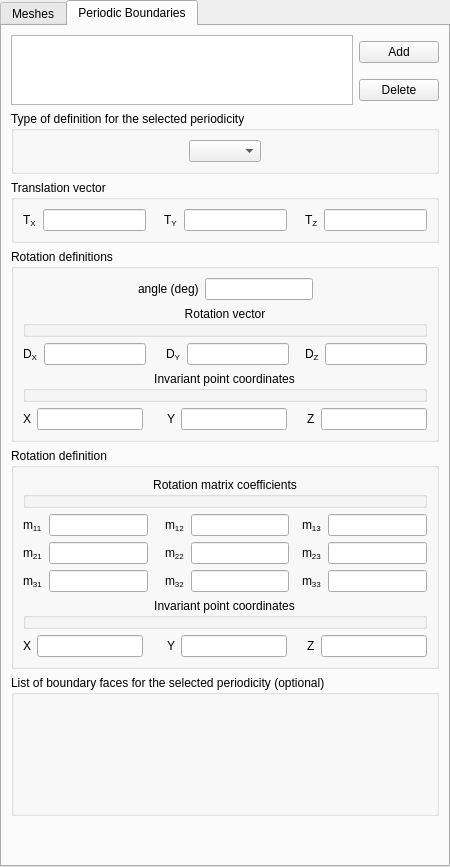
The window that gui/Pages/SolutionDomainForm.ui (code-saturne/code_saturne) describes before a commit, drawn with Qt 5.
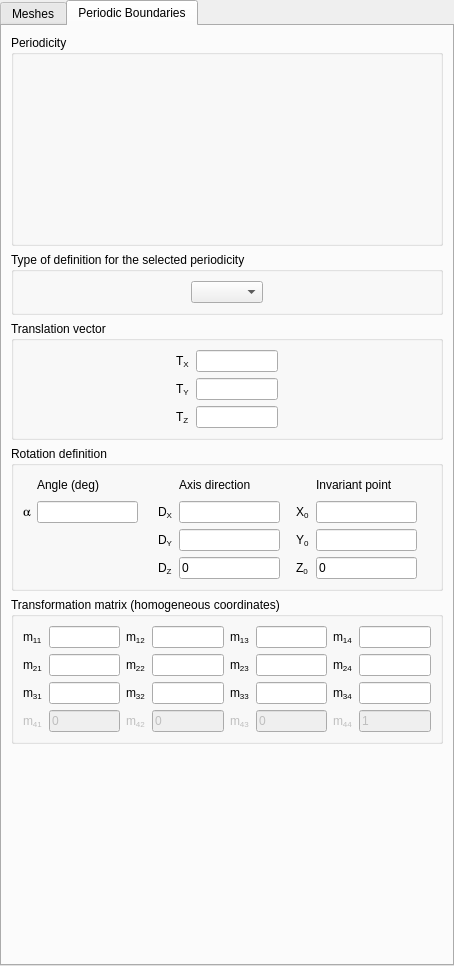
The same window after the commit. The open tabs and pages were chosen to show the change. Custom widgets are drawn as their Qt base class.

Commit message: Switch the joining and periodicity support from the runcase script to the XML reader when using the graphical interface. Remove rarely used interior faces selection for mesh checking. Missing feature is the joining and periodicity support when checking the mesh quality.

Diff of the .ui file:
```diff
--- a/gui/Pages/SolutionDomainForm.ui
+++ b/gui/Pages/SolutionDomainForm.ui
@@ -5,8 +5,8 @@
    <rect>
     <x>0</x>
     <y>0</y>
-    <width>450</width>
-    <height>867</height>
+    <width>454</width>
+    <height>966</height>
    </rect>
   </property>
   <property name="sizePolicy" >
@@ -384,35 +384,63 @@
       </attribute>
       <layout class="QGridLayout" >
        <item row="0" column="0" >
-        <layout class="QGridLayout" >
-         <item rowspan="2" row="0" column="0" >
-          <widget class="QTreeView" name="treeViewPeriod" >
-           <property name="alternatingRowColors" >
-            <bool>true</bool>
-           </property>
-           <property name="indentation" >
-            <number>0</number>
-           </property>
-           <property name="rootIsDecorated" >
-            <bool>false</bool>
-           </property>
-          </widget>
-         </item>
-         <item row="0" column="1" >
-          <widget class="QPushButton" name="pushButtonAddPeriod" >
-           <property name="text" >
-            <string>Add</string>
-           </property>
-          </widget>
-         </item>
-         <item row="1" column="1" >
-          <widget class="QPushButton" name="pushButtonDeletePeriod" >
-           <property name="text" >
-            <string>Delete</string>
-           </property>
-          </widget>
-         </item>
-        </layout>
+        <widget class="QGroupBox" name="groupBoxPerio" >
+         <property name="toolTip" >
+          <string>Define periodic faces (conforming or not);\nperiodic faces become interior faces.</string>
+         </property>
+         <property name="title" >
+          <string>Periodicity</string>
+         </property>
+         <property name="checkable" >
+          <bool>false</bool>
+         </property>
+         <layout class="QGridLayout" >
+          <item row="0" column="0" >
+           <widget class="QFrame" name="framePerio" >
+            <property name="frameShape" >
+             <enum>QFrame::NoFrame</enum>
+            </property>
+            <property name="frameShadow" >
+             <enum>QFrame::Raised</enum>
+            </property>
+            <layout class="QGridLayout" >
+             <property name="margin" >
+              <number>0</number>
+             </property>
+             <property name="spacing" >
+              <number>6</number>
+             </property>
+             <item row="0" column="0" >
+              <layout class="QHBoxLayout" >
+               <item>
+                <widget class="FacesSelectionView" native="1" name="widgetFacesPerio" >
+                 <property name="sizePolicy" >
+                  <sizepolicy vsizetype="Expanding" hsizetype="Expanding" >
+                   <horstretch>0</horstretch>
+                   <verstretch>0</verstretch>
+                  </sizepolicy>
+                 </property>
+                 <property name="minimumSize" >
+                  <size>
+                   <width>350</width>
+                   <height>150</height>
+                  </size>
+                 </property>
+                 <property name="maximumSize" >
+                  <size>
+                   <width>16777215</width>
+                   <height>200</height>
+                  </size>
+                 </property>
+                </widget>
+               </item>
+              </layout>
+             </item>
+            </layout>
+           </widget>
+          </item>
+         </layout>
+        </widget>
        </item>
        <item row="1" column="0" >
         <widget class="QGroupBox" name="groupBoxMode" >
@@ -469,89 +497,163 @@
          </property>
          <layout class="QGridLayout" >
           <item row="0" column="0" >
-           <layout class="QHBoxLayout" >
-            <item>
-             <widget class="QLabel" name="labelTX" >
-              <property name="text" >
-               <string>T&lt;sub>X&lt;/sub></string>
-              </property>
-             </widget>
-            </item>
-            <item>
-             <widget class="QLineEdit" name="lineEditTX" >
-              <property name="toolTip" >
-               <string>Code_Saturne key word: -trans</string>
-              </property>
-             </widget>
-            </item>
-            <item>
-             <spacer>
-              <property name="orientation" >
-               <enum>Qt::Horizontal</enum>
-              </property>
-              <property name="sizeHint" stdset="0" >
-               <size>
-                <width>16</width>
-                <height>20</height>
-               </size>
-              </property>
-             </spacer>
-            </item>
-            <item>
-             <widget class="QLabel" name="labelTY" >
-              <property name="text" >
-               <string>T&lt;sub>Y&lt;/sub></string>
-              </property>
-             </widget>
-            </item>
-            <item>
-             <widget class="QLineEdit" name="lineEditTY" >
-              <property name="toolTip" >
-               <string/>
-              </property>
-             </widget>
-            </item>
-            <item>
-             <spacer>
-              <property name="orientation" >
-               <enum>Qt::Horizontal</enum>
-              </property>
-              <property name="sizeHint" stdset="0" >
-               <size>
-                <width>16</width>
-                <height>16</height>
-               </size>
-              </property>
-             </spacer>
-            </item>
-            <item>
-             <widget class="QLabel" name="labelTZ" >
-              <property name="text" >
-               <string>T&lt;sub>Z&lt;/sub></string>
-              </property>
-             </widget>
-            </item>
-            <item>
-             <widget class="QLineEdit" name="lineEditTZ" >
-              <property name="toolTip" >
-               <string/>
-              </property>
-             </widget>
-            </item>
-           </layout>
+           <spacer>
+            <property name="orientation" >
+             <enum>Qt::Horizontal</enum>
+            </property>
+            <property name="sizeHint" stdset="0" >
+             <size>
+              <width>180</width>
+              <height>20</height>
+             </size>
+            </property>
+           </spacer>
+          </item>
+          <item row="0" column="1" >
+           <widget class="QLabel" name="labelTX" >
+            <property name="text" >
+             <string>T&lt;sub>X&lt;/sub></string>
+            </property>
+           </widget>
+          </item>
+          <item row="0" column="2" >
+           <widget class="QLineEdit" name="lineEditTX" >
+            <property name="sizePolicy" >
+             <sizepolicy vsizetype="Fixed" hsizetype="Expanding" >
+              <horstretch>0</horstretch>
+              <verstretch>0</verstretch>
+             </sizepolicy>
+            </property>
+            <property name="minimumSize" >
+             <size>
+              <width>20</width>
+              <height>0</height>
+             </size>
+            </property>
+            <property name="baseSize" >
+             <size>
+              <width>0</width>
+              <height>0</height>
+             </size>
+            </property>
+           </widget>
+          </item>
+          <item row="0" column="3" >
+           <spacer>
+            <property name="orientation" >
+             <enum>Qt::Horizontal</enum>
+            </property>
+            <property name="sizeHint" stdset="0" >
+             <size>
+              <width>180</width>
+              <height>20</height>
+             </size>
+            </property>
+           </spacer>
+          </item>
+          <item row="1" column="0" >
+           <spacer>
+            <property name="orientation" >
+             <enum>Qt::Horizontal</enum>
+            </property>
+            <property name="sizeHint" stdset="0" >
+             <size>
+              <width>180</width>
+              <height>20</height>
+             </size>
+            </property>
+           </spacer>
+          </item>
+          <item row="1" column="1" >
+           <widget class="QLabel" name="labelTY" >
+            <property name="text" >
+             <string>T&lt;sub>Y&lt;/sub></string>
+            </property>
+           </widget>
+          </item>
+          <item row="1" column="2" >
+           <widget class="QLineEdit" name="lineEditTY" >
+            <property name="minimumSize" >
+             <size>
+              <width>20</width>
+              <height>0</height>
+             </size>
+            </property>
+           </widget>
+          </item>
+          <item row="1" column="3" >
+           <spacer>
+            <property name="orientation" >
+             <enum>Qt::Horizontal</enum>
+            </property>
+            <property name="sizeHint" stdset="0" >
+             <size>
+              <width>180</width>
+              <height>20</height>
+             </size>
+            </property>
+           </spacer>
+          </item>
+          <item row="2" column="0" >
+           <spacer>
+            <property name="orientation" >
+             <enum>Qt::Horizontal</enum>
+            </property>
+            <property name="sizeHint" stdset="0" >
+             <size>
+              <width>180</width>
+              <height>20</height>
+             </size>
+            </property>
+           </spacer>
+          </item>
+          <item row="2" column="1" >
+           <widget class="QLabel" name="labelTZ" >
+            <property name="text" >
+             <string>T&lt;sub>Z&lt;/sub></string>
+            </property>
+           </widget>
+          </item>
+          <item row="2" column="2" >
+           <widget class="QLineEdit" name="lineEditTZ" >
+            <property name="minimumSize" >
+             <size>
+              <width>20</width>
+              <height>0</height>
+             </size>
+            </property>
+           </widget>
+          </item>
+          <item row="2" column="3" >
+           <spacer>
+            <property name="orientation" >
+             <enum>Qt::Horizontal</enum>
+            </property>
+            <property name="sizeHint" stdset="0" >
+             <size>
+              <width>180</width>
+              <height>20</height>
+             </size>
+            </property>
+           </spacer>
           </item>
          </layout>
         </widget>
        </item>
        <item row="3" column="0" >
-        <widget class="QGroupBox" name="groupBoxRotation1" >
+        <widget class="QGroupBox" name="groupBoxRotation" >
+         <property name="toolTip" >
+          <string>Rotation defined by angle in degrees,
+an axis vector (does not need to be normalized),
+and coordinates of an invariant point.</string>
+         </property>
          <property name="title" >
-          <string>Rotation definitions</string>
+          <string>Rotation definition</string>
          </property>
-         <layout class="QVBoxLayout" >
-          <item>
-           <layout class="QHBoxLayout" >
-            <item>
+         <layout class="QGridLayout" name="gridLayout" >
+          <item row="0" column="0" >
+           <layout class="QGridLayout" name="_2" >
+            <item row="0" column="2" >
              <spacer>
               <property name="orientation" >
                <enum>Qt::Horizontal</enum>
@@ -564,21 +666,7 @@
               </property>
              </spacer>
             </item>
-            <item>
-             <layout class="QGridLayout" >
-              <item row="0" column="0" >
-               <widget class="QLabel" name="labelAngle" >
-                <property name="text" >
-                 <string>angle (deg)</string>
-                </property>
-               </widget>
-              </item>
-              <item row="0" column="1" >
-               <widget class="QLineEdit" name="lineEditAngle" />
-              </item>
-             </layout>
-            </item>
-            <item>
+            <item row="0" column="5" >
              <spacer>
               <property name="orientation" >
                <enum>Qt::Horizontal</enum>
@@ -586,29 +674,53 @@
               <property name="sizeHint" stdset="0" >
                <size>
                 <width>16</width>
-                <height>21</height>
+                <height>16</height>
                </size>
               </property>
              </spacer>
             </item>
-           </layout>
-          </item>
-          <item>
-           <widget class="QGroupBox" name="groupBox_2" >
-            <property name="title" >
-             <string>Rotation vector</string>
-            </property>
-            <property name="alignment" >
-             <set>Qt::AlignHCenter</set>
-            </property>
-            <property name="flat" >
-             <bool>true</bool>
-            </property>
-           </widget>
-          </item>
-          <item>
-           <layout class="QHBoxLayout" >
-            <item>
+            <item row="0" column="8" >
+             <spacer>
+              <property name="orientation" >
+               <enum>Qt::Horizontal</enum>
+              </property>
+              <property name="sizeHint" stdset="0" >
+               <size>
+                <width>20</width>
+                <height>20</height>
+               </size>
+              </property>
+             </spacer>
+            </item>
+            <item row="1" column="0" >
+             <widget class="QLabel" name="labelAngle" >
+              <property name="font" >
+               <font>
+                <family>Standard Symbols L</family>
+               </font>
+              </property>
+              <property name="text" >
+               <string>a</string>
+              </property>
+             </widget>
+            </item>
+            <item row="1" column="1" >
+             <widget class="QLineEdit" name="lineEditAngle" />
+            </item>
+            <item row="1" column="2" >
+             <spacer>
+              <property name="orientation" >
+               <enum>Qt::Horizontal</enum>
+              </property>
+              <property name="sizeHint" stdset="0" >
+               <size>
+                <width>20</width>
+                <height>20</height>
+               </size>
+              </property>
+             </spacer>
+            </item>
+            <item row="1" column="3" >
              <widget class="QLabel" name="labelDX" >
               <property name="toolTip" >
                <string>Preprocessor option: -trans</string>
@@ -618,14 +730,33 @@
               </property>
              </widget>
             </item>
-            <item>
-             <widget class="QLineEdit" name="lineEditDX" >
-              <property name="toolTip" >
-               <string/>
+            <item row="1" column="4" >
+             <widget class="QLineEdit" name="lineEditDX" />
+            </item>
+            <item row="1" column="5" >
+             <spacer>
+              <property name="orientation" >
+               <enum>Qt::Horizontal</enum>
+              </property>
+              <property name="sizeHint" stdset="0" >
+               <size>
+                <width>16</width>
+                <height>16</height>
+               </size>
+              </property>
+             </spacer>
+            </item>
+            <item row="1" column="6" >
+             <widget class="QLabel" name="labelX1" >
+              <property name="text" >
+               <string>X&lt;sub>0&lt;/sub></string>
               </property>
              </widget>
             </item>
-            <item>
+            <item row="1" column="7" >
+             <widget class="QLineEdit" name="lineEditX1" />
+            </item>
+            <item row="1" column="8" >
              <spacer>
               <property name="orientation" >
                <enum>Qt::Horizontal</enum>
@@ -638,7 +769,20 @@
               </property>
              </spacer>
             </item>
-            <item>
+            <item row="2" column="2" >
+             <spacer>
+              <property name="orientation" >
+               <enum>Qt::Horizontal</enum>
+              </property>
+              <property name="sizeHint" stdset="0" >
+               <size>
+                <width>20</width>
+                <height>20</height>
+               </size>
+              </property>
+             </spacer>
+            </item>
+            <item row="2" column="3" >
              <widget class="QLabel" name="labelDY" >
               <property name="toolTip" >
                <string>Preprocessor option: -trans</string>
@@ -648,10 +792,10 @@
               </property>
              </widget>
             </item>
-            <item>
+            <item row="2" column="4" >
              <widget class="QLineEdit" name="lineEditDY" />
             </item>
-            <item>
+            <item row="2" column="5" >
              <spacer>
               <property name="orientation" >
                <enum>Qt::Horizontal</enum>
@@ -659,75 +803,68 @@
               <property name="sizeHint" stdset="0" >
                <size>
                 <width>16</width>
-                <height>21</height>
+                <height>16</height>
                </size>
               </property>
              </spacer>
             </item>
-            <item>
-             <widget class="QLabel" name="labelDZ" >
-              <property name="toolTip" >
-               <string>Preprocessor option: -trans</string>
-              </property>
-              <property name="text" >
-               <string>D&lt;sub>Z&lt;/sub></string>
-              </property>
-             </widget>
-            </item>
-            <item>
-             <widget class="QLineEdit" name="lineEditDZ" />
-            </item>
-           </layout>
-          </item>
-          <item>
-           <widget class="QGroupBox" name="groupBox_3" >
-            <property name="title" >
-             <string>Invariant point coordinates</string>
-            </property>
-            <property name="alignment" >
-             <set>Qt::AlignHCenter</set>
-            </property>
-            <property name="flat" >
-             <bool>true</bool>
-            </property>
-           </widget>
-          </item>
-          <item>
-           <layout class="QHBoxLayout" >
-            <item>
-             <widget class="QLabel" name="labelX1" >
-              <property name="text" >
-               <string>X</string>
-              </property>
-             </widget>
-            </item>
-            <item>
-             <widget class="QLineEdit" name="lineEditX1" />
-            </item>
-            <item>
-             <spacer>
-              <property name="orientation" >
-               <enum>Qt::Horizontal</enum>
-              </property>
-              <property name="sizeHint" stdset="0" >
-               <size>
-                <width>20</width>
-                <height>20</height>
-               </size>
-              </property>
-             </spacer>
-            </item>
-            <item>
+            <item row="2" column="6" >
              <widget class="QLabel" name="labelY1" >
               <property name="text" >
-               <string>Y</string>
+               <string>Y&lt;sub>0&lt;/sub></string>
               </property>
              </widget>
             </item>
-            <item>
+            <item row="2" column="7" >
              <widget class="QLineEdit" name="lineEditY1" />
             </item>
-            <item>
+            <item row="2" column="8" >
+             <spacer>
+              <property name="orientation" >
+               <enum>Qt::Horizontal</enum>
+              </property>
+              <property name="sizeHint" stdset="0" >
+               <size>
+                <width>20</width>
+                <height>20</height>
+               </size>
+              </property>
+             </spacer>
+            </item>
+            <item row="3" column="2" >
+             <spacer>
+              <property name="orientation" >
+               <enum>Qt::Horizontal</enum>
+              </property>
+              <property name="sizeHint" stdset="0" >
+               <size>
+                <width>20</width>
+                <height>20</height>
+               </size>
+              </property>
+             </spacer>
+            </item>
+            <item row="3" column="3" >
+             <widget class="QLabel" name="labelDZ" >
+              <property name="enabled" >
+               <bool>true</bool>
+              </property>
+              <property name="text" >
+               <string>D&lt;sub>Z&lt;/sub></string>
+              </property>
+             </widget>
+            </item>
+            <item row="3" column="4" >
+             <widget class="QLineEdit" name="lineEditDZ" >
+              <property name="enabled" >
+               <bool>true</bool>
+              </property>
+              <property name="text" >
+               <string>0</string>
+              </property>
+             </widget>
+            </item>
+            <item row="3" column="5" >
              <spacer>
               <property name="orientation" >
                <enum>Qt::Horizontal</enum>
@@ -740,15 +877,69 @@
               </property>
              </spacer>
             </item>
-            <item>
+            <item row="3" column="6" >
              <widget class="QLabel" name="labelZ1" >
+              <property name="enabled" >
+               <bool>true</bool>
+              </property>
               <property name="text" >
-               <string>Z</string>
+               <string>Z&lt;sub>0&lt;/sub></string>
               </property>
              </widget>
             </item>
-            <item>
-             <widget class="QLineEdit" name="lineEditZ1" />
+            <item row="3" column="7" >
+             <widget class="QLineEdit" name="lineEditZ1" >
+              <property name="enabled" >
+               <bool>true</bool>
+              </property>
+              <property name="text" >
+               <string>0</string>
+              </property>
+             </widget>
+            </item>
+            <item row="3" column="8" >
+             <spacer>
+              <property name="orientation" >
+               <enum>Qt::Horizontal</enum>
+              </property>
+              <property name="sizeHint" stdset="0" >
+               <size>
+                <width>20</width>
+                <height>20</height>
+               </size>
+              </property>
+             </spacer>
+            </item>
+            <item row="0" column="1" >
+             <widget class="QLabel" name="label" >
+              <property name="toolTip" >
+               <string>Angle of rotation, in degrees</string>
+              </property>
+              <property name="text" >
+               <string>Angle (deg)</string>
+              </property>
+             </widget>
+            </item>
+            <item row="0" column="4" >
+             <widget class="QLabel" name="label_2" >
+              <property name="toolTip" >
+               <string>Vector defining the axis direction
+(does not need to be normalized)</string>
+              </property>
+              <property name="text" >
+               <string>Axis direction</string>
+              </property>
+             </widget>
+            </item>
+            <item row="0" column="7" >
+             <widget class="QLabel" name="label_3" >
+              <property name="toolTip" >
+               <string>Coordinates of invariant point</string>
+              </property>
+              <property name="text" >
+               <string>Invariant point</string>
+              </property>
+             </widget>
             </item>
            </layout>
           </item>
@@ -756,24 +947,16 @@
         </widget>
        </item>
        <item row="4" column="0" >
-        <widget class="QGroupBox" name="groupBoxRotation2" >
+        <widget class="QGroupBox" name="groupBoxMixed" >
+         <property name="toolTip" >
+          <string>The first 3x3 block corresponds to rotation, and the last column to translation.
+Any combination of rotations and translations may be expressed using
+(non-commutative) matrix products.</string>
+         </property>
          <property name="title" >
-          <string>Rotation definition</string>
+          <string>Transformation matrix (homogeneous coordinates)</string>
          </property>
          <layout class="QVBoxLayout" >
-          <item>
-           <widget class="QGroupBox" name="groupBox_4" >
-            <property name="title" >
-             <string>Rotation matrix coefficients</string>
-            </property>
-            <property name="alignment" >
-             <set>Qt::AlignHCenter</set>
-            </property>
-            <property name="flat" >
-             <bool>true</bool>
-            </property>
-           </widget>
-          </item>
           <item>
            <layout class="QGridLayout" >
             <item row="0" column="0" >
@@ -841,6 +1024,29 @@
             <item row="0" column="7" >
              <widget class="QLineEdit" name="lineEditM13" />
             </item>
+            <item row="0" column="8" >
+             <spacer>
+              <property name="orientation" >
+               <enum>Qt::Horizontal</enum>
+              </property>
+              <property name="sizeHint" stdset="0" >
+               <size>
+                <width>20</width>
+                <height>20</height>
+               </size>
+              </property>
+             </spacer>
+            </item>
+            <item row="0" column="9" >
+             <widget class="QLabel" name="labelM14" >
+              <property name="text" >
+               <string>m&lt;sub>14&lt;/sub></string>
+              </property>
+             </widget>
+            </item>
+            <item row="0" column="10" >
+             <widget class="QLineEdit" name="lineEditM14" />
+            </item>
             <item row="1" column="0" >
              <widget class="QLabel" name="labelM21" >
               <property name="toolTip" >
@@ -906,6 +1112,29 @@
             <item row="1" column="7" >
              <widget class="QLineEdit" name="lineEditM23" />
             </item>
+            <item row="1" column="8" >
+             <spacer>
+              <property name="orientation" >
+               <enum>Qt::Horizontal</enum>
+              </property>
+              <property name="sizeHint" stdset="0" >
+               <size>
+                <width>20</width>
+                <height>20</height>
+               </size>
+              </property>
+             </spacer>
+            </item>
+            <item row="1" column="9" >
+             <widget class="QLabel" name="labelM24" >
+              <property name="text" >
+               <string>m&lt;sub>24&lt;/sub></string>
+              </property>
+             </widget>
+            </item>
+            <item row="1" column="10" >
+             <widget class="QLineEdit" name="lineEditM24" />
+            </item>
             <item row="2" column="0" >
              <widget class="QLabel" name="labelM31" >
               <property name="toolTip" >
@@ -971,34 +1200,7 @@
             <item row="2" column="7" >
              <widget class="QLineEdit" name="lineEditM33" />
             </item>
-           </layout>
-          </item>
-          <item>
-           <widget class="QGroupBox" name="groupBox_5" >
-            <property name="title" >
-             <string>Invariant point coordinates</string>
-            </property>
-            <property name="alignment" >
-             <set>Qt::AlignHCenter</set>
-            </property>
-            <property name="flat" >
-             <bool>true</bool>
-            </property>
-           </widget>
-          </item>
-          <item>
-           <layout class="QHBoxLayout" >
-            <item>
-             <widget class="QLabel" name="labelX2" >
-              <property name="text" >
-               <string>X</string>
-              </property>
-             </widget>
-            </item>
-            <item>
-             <widget class="QLineEdit" name="lineEditX2" />
-            </item>
-            <item>
+            <item row="2" column="8" >
              <spacer>
               <property name="orientation" >
                <enum>Qt::Horizontal</enum>
@@ -1011,53 +1213,70 @@
               </property>
              </spacer>
             </item>
-            <item>
-             <widget class="QLabel" name="labelY2" >
+            <item row="2" column="9" >
+             <widget class="QLabel" name="labelM34" >
               <property name="text" >
-               <string>Y</string>
+               <string>m&lt;sub>34&lt;/sub></string>
               </property>
              </widget>
             </item>
-            <item>
-             <widget class="QLineEdit" name="lineEditY2" />
+            <item row="2" column="10" >
+             <widget class="QLineEdit" name="lineEditM34" />
             </item>
-            <item>
+            <item row="3" column="0" >
+             <widget class="QLabel" name="labelM41" >
+              <property name="enabled" >
+               <bool>false</bool>
+              </property>
+              <property name="text" >
+               <string>m&lt;sub>41&lt;/sub></string>
+              </property>
+             </widget>
+            </item>
+            <item row="3" column="1" >
+             <widget class="QLineEdit" name="lineShowM41" >
+              <property name="enabled" >
+               <bool>false</bool>
+              </property>
+              <property name="text" >
+               <string>0</string>
+              </property>
+             </widget>
+            </item>
+            <item row="3" column="2" >
              <spacer>
               <property name="orientation" >
                <enum>Qt::Horizontal</enum>
               </property>
               <property name="sizeHint" stdset="0" >
                <size>
-                <width>16</width>
-                <height>16</height>
+                <width>20</width>
+                <height>20</height>
                </size>
               </property>
              </spacer>
             </item>
-            <item>
-             <widget class="QLabel" name="labelZ2" >
+            <item row="3" column="3" >
+             <widget class="QLabel" name="labelM42" >
+              <property name="enabled" >
+               <bool>false</bool>
+              </property>
               <property name="text" >
-               <string>Z</string>
+               <string>m&lt;sub>42&lt;/sub></string>
               </property>
              </widget>
             </item>
-            <item>
-             <widget class="QLineEdit" name="lineEditZ2" />
+            <item row="3" column="4" >
+             <widget class="QLineEdit" name="lineShowM42" >
+              <property name="enabled" >
+               <bool>false</bool>
+              </property>
+              <property name="text" >
+               <string>0</string>
+              </property>
+             </widget>
             </item>
-           </layout>
-          </item>
-         </layout>
-        </widget>
-       </item>
-       <item row="5" column="0" >
-        <widget class="QGroupBox" name="groupBoxFaces" >
-         <property name="title" >
-          <string>List of boundary faces for the selected periodicity (optional)</string>
-         </property>
-         <layout class="QGridLayout" >
-          <item row="0" column="0" >
-           <layout class="QHBoxLayout" >
-            <item>
+            <item row="3" column="5" >
              <spacer>
               <property name="orientation" >
                <enum>Qt::Horizontal</enum>
@@ -1070,23 +1289,27 @@
               </property>
              </spacer>
             </item>
-            <item>
-             <widget class="FacesSelectionView" native="1" name="widgetFacesPeriodic" >
-              <property name="minimumSize" >
-               <size>
-                <width>350</width>
-                <height>100</height>
-               </size>
+            <item row="3" column="6" >
+             <widget class="QLabel" name="labelM43" >
+              <property name="enabled" >
+               <bool>false</bool>
               </property>
-              <property name="maximumSize" >
-               <size>
-                <width>16777215</width>
-                <height>200</height>
-               </size>
+              <property name="text" >
+               <string>m&lt;sub>43&lt;/sub></string>
               </property>
              </widget>
             </item>
-            <item>
+            <item row="3" column="7" >
+             <widget class="QLineEdit" name="lineShowM43" >
+              <property name="enabled" >
+               <bool>false</bool>
+              </property>
+              <property name="text" >
+               <string>0</string>
+              </property>
+             </widget>
+            </item>
+            <item row="3" column="8" >
              <spacer>
               <property name="orientation" >
                <enum>Qt::Horizontal</enum>
@@ -1099,6 +1322,26 @@
               </property>
              </spacer>
             </item>
+            <item row="3" column="9" >
+             <widget class="QLabel" name="labelM44" >
+              <property name="enabled" >
+               <bool>false</bool>
+              </property>
+              <property name="text" >
+               <string>m&lt;sub>44&lt;/sub></string>
+              </property>
+             </widget>
+            </item>
+            <item row="3" column="10" >
+             <widget class="QLineEdit" name="lineShowM44" >
+              <property name="enabled" >
+               <bool>false</bool>
+              </property>
+              <property name="text" >
+               <string>1</string>
+              </property>
+             </widget>
+            </item>
            </layout>
           </item>
          </layout>
@@ -1109,6 +1352,9 @@
          <property name="orientation" >
           <enum>Qt::Vertical</enum>
          </property>
+         <property name="sizeType" >
+          <enum>QSizePolicy::Expanding</enum>
+         </property>
          <property name="sizeHint" stdset="0" >
           <size>
            <width>20</width>
```
Left out of the diff: 125 changed lines with no effect on the pictures. The commit also changes 8 other files.
